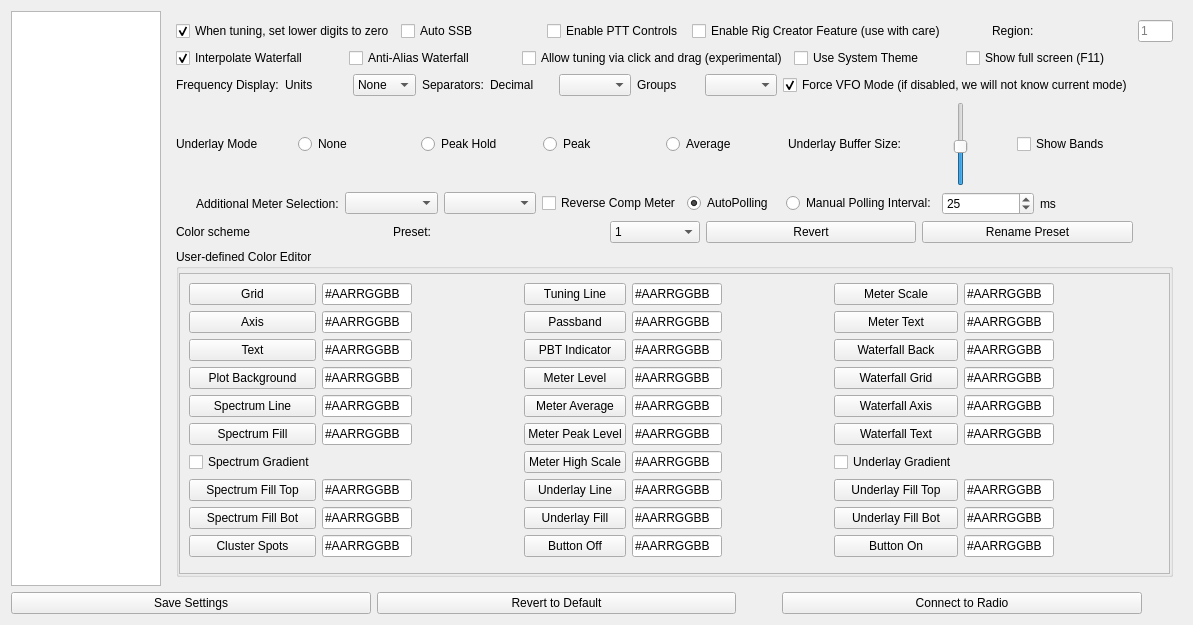
The window that settingswidget.ui (adecarolis/wfweb) describes before a commit, drawn with Qt 5.
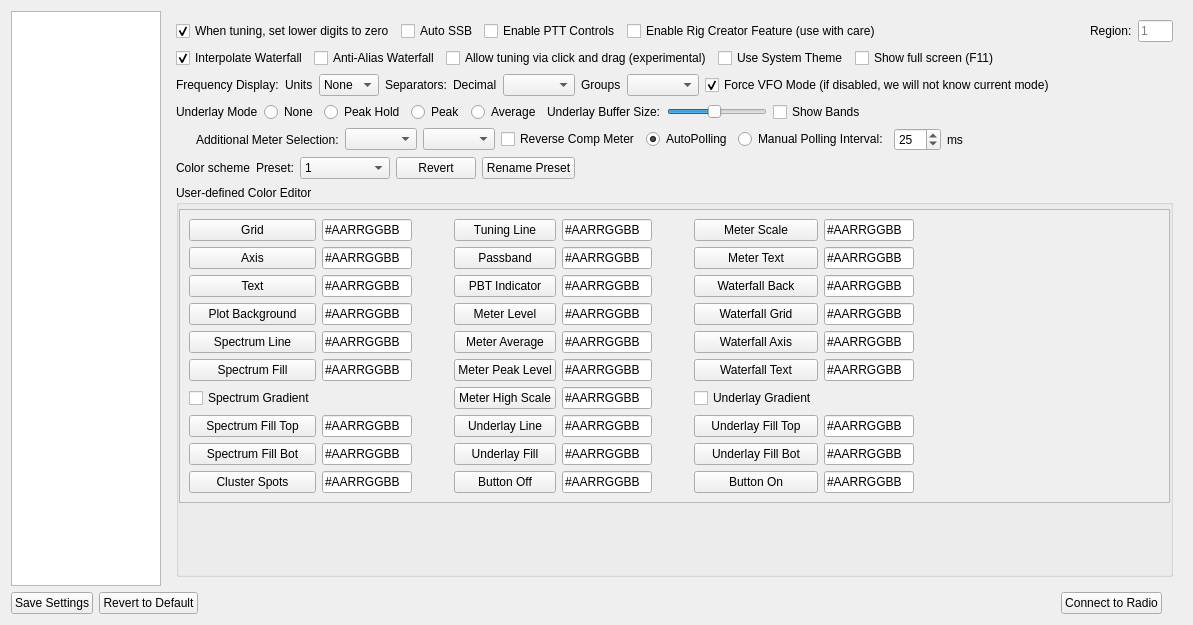
The same window after the commit. The open tabs and pages were chosen to show the change. Custom widgets are drawn as their Qt base class.

Commit message: Fixed setting widget UI file for qt5 and qt6 compatibility.

```diff
--- a/settingswidget.ui
+++ b/settingswidget.ui
@@ -905,11 +905,11 @@
            <item>
             <spacer name="horizontalSpacer_10">
              <property name="orientation">
-              <enum>Qt::Vertical</enum>
+              <enum>Qt::Horizontal</enum>
              </property>
              <property name="sizeHint" stdset="0">
               <size>
-               <width>40</width>
+               <width>20</width>
                <height>20</height>
               </size>
              </property>
@@ -992,11 +992,11 @@
            <item>
             <spacer name="horizontalSpacer_12">
              <property name="orientation">
-              <enum>Qt::Vertical</enum>
+              <enum>Qt::Horizontal</enum>
              </property>
              <property name="sizeHint" stdset="0">
               <size>
-               <width>40</width>
+               <width>20</width>
                <height>20</height>
               </size>
              </property>
@@ -1089,11 +1089,11 @@
            <item>
             <spacer name="horizontalSpacer_9">
              <property name="orientation">
-              <enum>Qt::Vertical</enum>
+              <enum>Qt::Horizontal</enum>
              </property>
              <property name="sizeHint" stdset="0">
               <size>
-               <width>40</width>
+               <width>20</width>
                <height>20</height>
               </size>
              </property>
@@ -1192,6 +1192,9 @@
              <property name="value">
               <number>64</number>
              </property>
+             <property name="orientation">
+              <enum>Qt::Horizontal</enum>
+             </property>
             </widget>
            </item>
            <item>
@@ -1204,11 +1207,11 @@
            <item>
             <spacer name="horizontalSpacer_27">
              <property name="orientation">
-              <enum>Qt::Vertical</enum>
+              <enum>Qt::Horizontal</enum>
              </property>
              <property name="sizeHint" stdset="0">
               <size>
-               <width>40</width>
+               <width>20</width>
                <height>20</height>
               </size>
              </property>
@@ -1221,7 +1224,7 @@
            <item>
             <spacer name="horizontalSpacer_30">
              <property name="orientation">
-              <enum>Qt::Vertical</enum>
+              <enum>Qt::Horizontal</enum>
              </property>
              <property name="sizeType">
               <enum>QSizePolicy::Fixed</enum>
@@ -1318,11 +1321,11 @@
            <item>
             <spacer name="horizontalSpacer_11">
              <property name="orientation">
-              <enum>Qt::Vertical</enum>
+              <enum>Qt::Horizontal</enum>
              </property>
              <property name="sizeHint" stdset="0">
               <size>
-               <width>40</width>
+               <width>20</width>
                <height>20</height>
               </size>
              </property>
@@ -1419,11 +1422,11 @@
            <item>
             <spacer name="horizontalSpacer_29">
              <property name="orientation">
-              <enum>Qt::Vertical</enum>
+              <enum>Qt::Horizontal</enum>
              </property>
              <property name="sizeHint" stdset="0">
               <size>
-               <width>40</width>
+               <width>20</width>
                <height>20</height>
               </size>
              </property>
@@ -1480,19 +1483,19 @@
                 <rect>
                  <x>0</x>
                  <y>0</y>
-                 <width>772</width>
-                 <height>320</height>
+                 <width>991</width>
+                 <height>324</height>
                 </rect>
                </property>
                <layout class="QGridLayout" name="gridLayout_2">
                 <item row="4" column="3">
                  <spacer name="horizontalSpacer_14">
                   <property name="orientation">
-                   <enum>Qt::Vertical</enum>
+                   <enum>Qt::Horizontal</enum>
                   </property>
                   <property name="sizeHint" stdset="0">
                    <size>
-                    <width>40</width>
+                    <width>20</width>
                     <height>20</height>
                    </size>
                   </property>
@@ -2223,11 +2226,14 @@
                   <item row="0" column="4">
                    <spacer name="horizontalSpacer_34">
                     <property name="orientation">
-                     <enum>Qt::Vertical</enum>
+                     <enum>Qt::Horizontal</enum>
+                    </property>
+                    <property name="sizeType">
+                     <enum>QSizePolicy::Fixed</enum>
                     </property>
                     <property name="sizeHint" stdset="0">
                      <size>
-                      <width>40</width>
+                      <width>20</width>
                       <height>20</height>
                      </size>
                     </property>
@@ -2346,11 +2352,14 @@
                   <item row="0" column="8">
                    <spacer name="horizontalSpacer_35">
                     <property name="orientation">
-                     <enum>Qt::Vertical</enum>
+                     <enum>Qt::Horizontal</enum>
+                    </property>
+                    <property name="sizeType">
+                     <enum>QSizePolicy::Fixed</enum>
                     </property>
                     <property name="sizeHint" stdset="0">
                      <size>
-                      <width>40</width>
+                      <width>20</width>
                       <height>20</height>
                      </size>
                     </property>
@@ -2397,23 +2406,23 @@
                   </item>
                  </layout>
                 </item>
-                <item row="5" column="0">
-                 <spacer name="verticalSpacer_5">
-                  <property name="orientation">
-                   <enum>Qt::Vertical</enum>
-                  </property>
-                  <property name="sizeHint" stdset="0">
-                   <size>
-                    <width>20</width>
-                    <height>40</height>
-                   </size>
-                  </property>
-                 </spacer>
-                </item>
                </layout>
               </widget>
              </widget>
             </item>
+            <item row="1" column="0">
+             <spacer name="verticalSpacer_2">
+              <property name="orientation">
+               <enum>Qt::Vertical</enum>
+              </property>
+              <property name="sizeHint" stdset="0">
+               <size>
+                <width>20</width>
+                <height>40</height>
+               </size>
+              </property>
+             </spacer>
+            </item>
            </layout>
           </widget>
          </item>
@@ -3734,11 +3743,11 @@
      <item>
       <spacer name="horizontalSpacer_32">
        <property name="orientation">
-        <enum>Qt::Vertical</enum>
+        <enum>Qt::Horizontal</enum>
        </property>
        <property name="sizeHint" stdset="0">
         <size>
-         <width>40</width>
+         <width>20</width>
          <height>20</height>
         </size>
        </property>
@@ -3757,11 +3766,14 @@
      <item>
       <spacer name="horizontalSpacer_3">
        <property name="orientation">
-        <enum>Qt::Vertical</enum>
+        <enum>Qt::Horizontal</enum>
+       </property>
+       <property name="sizeType">
+        <enum>QSizePolicy::Fixed</enum>
        </property>
        <property name="sizeHint" stdset="0">
         <size>
-         <width>40</width>
+         <width>20</width>
          <height>20</height>
         </size>
        </property>
```
Left out of the diff: 118 changed lines with no effect on the pictures.
